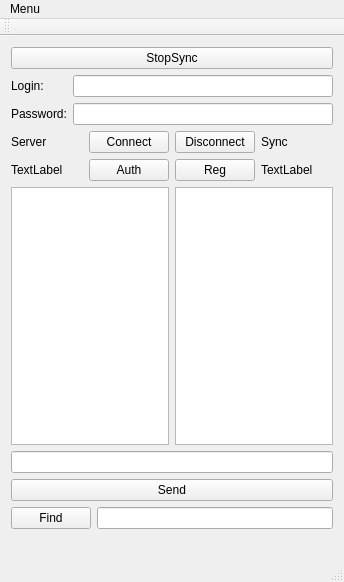
witness449/MyClient, file mainwindow.ui: the form before one commit.
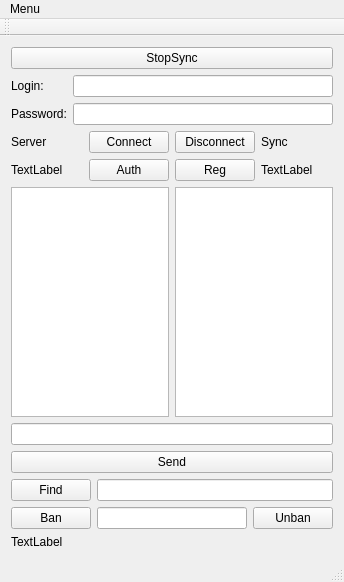
The form after the commit.

The edit to the form file:
```diff
--- a/mainwindow.ui
+++ b/mainwindow.ui
@@ -182,10 +182,31 @@
       </item>
      </layout>
     </item>
+    <item>
+     <layout class="QHBoxLayout" name="horizontalLayout_2">
+      <item>
+       <widget class="QPushButton" name="banButton">
+        <property name="text">
+         <string>Ban</string>
+        </property>
+       </widget>
+      </item>
+      <item>
+       <widget class="QLineEdit" name="banEdit"/>
+      </item>
+      <item>
+       <widget class="QPushButton" name="unButton">
+        <property name="text">
+         <string>Unban</string>
+        </property>
+       </widget>
+      </item>
+     </layout>
+    </item>
     <item>
      <widget class="QLabel" name="statusLabel">
       <property name="text">
-       <string/>
+       <string>TextLabel</string>
       </property>
      </widget>
     </item>
```
